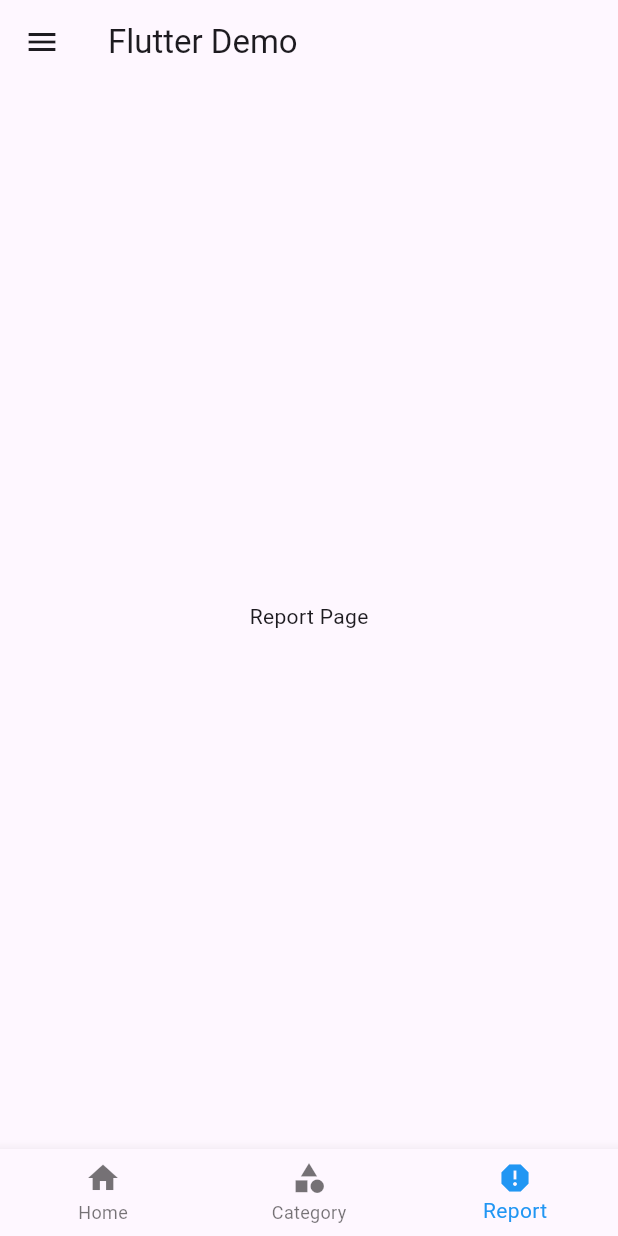
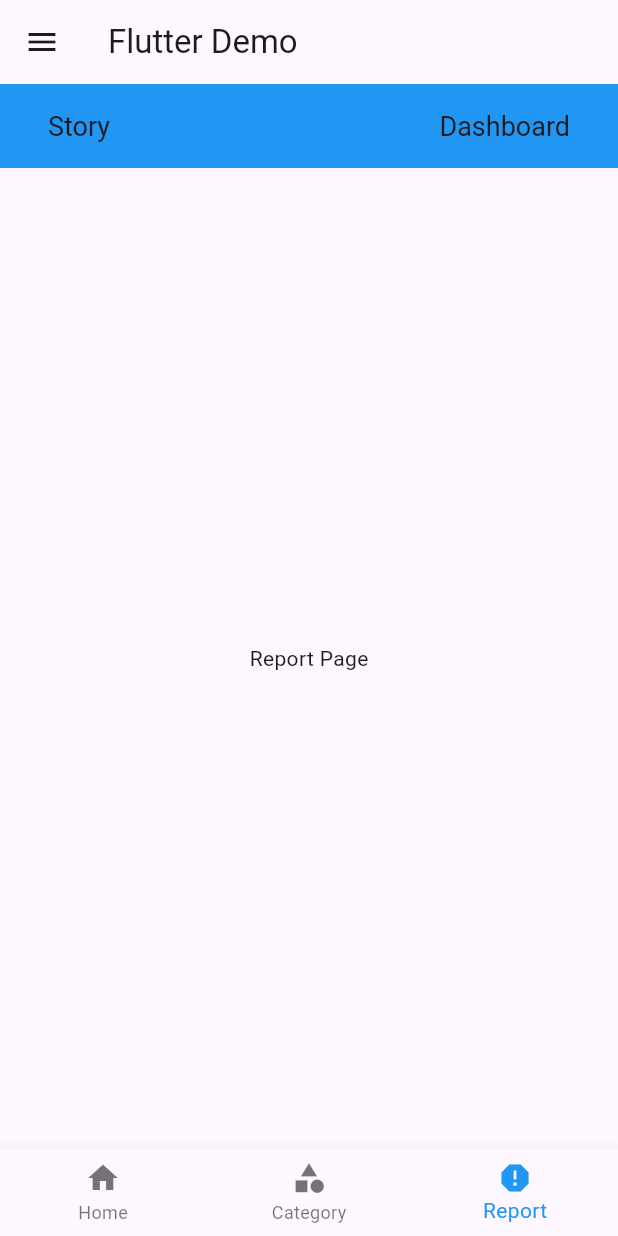
Before and after one commit to mathausj/walletmanagement, a Flutter app: the screen it shows after launch, item 3 of the bottom bar chosen, on a phone screen of 412 x 824 dp. Run offline on Flutter 3.47's test engine with Material 3 defaults, Android fonts, the phone set to English and light mode, and no system bars.

Commit message:
new version

```diff
--- a/lib/ui/envelop.dart
+++ b/lib/ui/envelop.dart
@@ -1,4 +1,7 @@
 import 'package:flutter/material.dart';
+import 'homepage.dart';
+import 'report.dart';
+import 'categorypage.dart';
 
 class MyEnvpage extends StatefulWidget {
   @override
@@ -9,9 +12,9 @@ class _MyHomePageState extends State<MyEnvpage> {
   int _selectedIndex = 0;
 
   static const List<Widget> _widgetOptions = <Widget>[
-    Text('Home Page'),
-    Text('Category Page'),
-    Text('Report Page'),
+    HomePage(),
+    Text("catego9rj"),
+    ReportPage(),
   ];
 
   void _onItemTapped(int index) {
--- a/lib/ui/report.dart
+++ b/lib/ui/report.dart
@@ -1,10 +1,13 @@
 import 'package:flutter/material.dart';
 
-class MyReport extends StatelessWidget {
+class ReportPage extends StatelessWidget {
+  const ReportPage({Key? key}) : super(key: key);
+
   @override
   Widget build(BuildContext context) {
     return Scaffold(
       appBar: AppBar(
+        backgroundColor: Colors.blue,
         title: Row(
           mainAxisAlignment: MainAxisAlignment.spaceBetween,
           children: [
@@ -37,8 +40,10 @@ class MyReport extends StatelessWidget {
           ],
         ),
       ),
-      body: Center(
-        child: Text('Your Content Here'),
+      body: Container(
+        child: Center(
+          child: Text('Report Page'),
+        ),
       ),
     );
   }
```
Also changed, not shown: lib/ui/homepage.dart (+91 -2 lines), lib/ui/uinote.txt (deleted).
